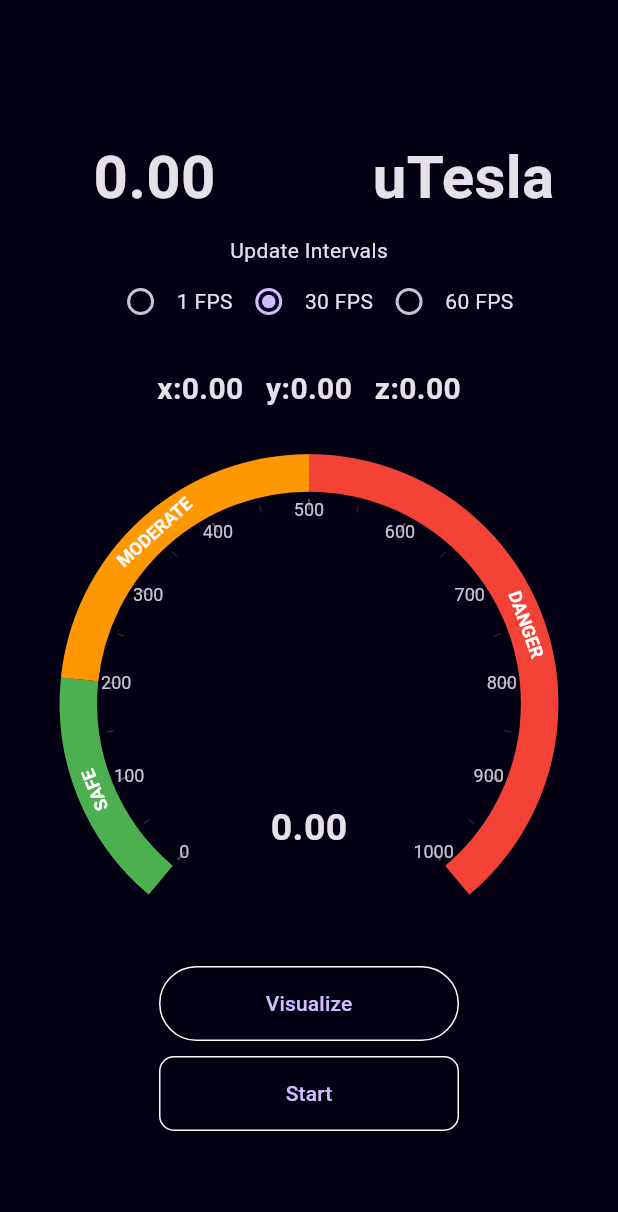
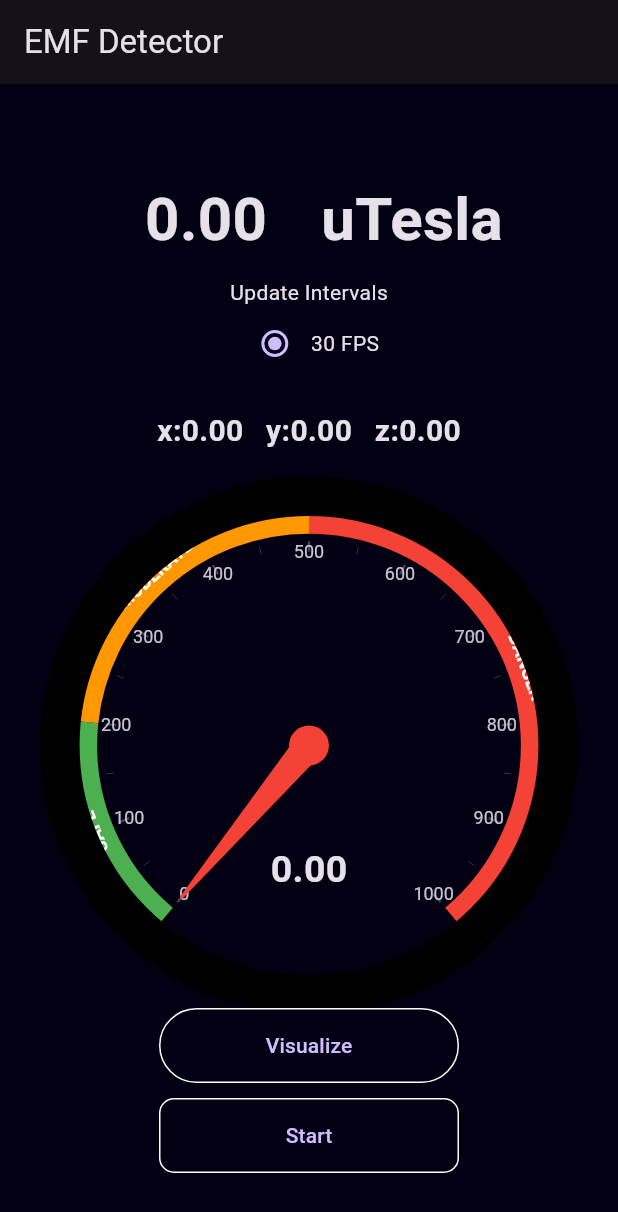
Before and after one commit to Gresey/EMF-Detector-App, a Flutter app: the screen it shows after launch, on a phone screen of 412 x 824 dp. Shown: the top 1212 px of the screen. Run offline on Flutter 3.47's test engine with Material 3 defaults, Android fonts, the phone set to English and light mode, and no system bars; drawn by our look-alikes of syncfusion_flutter_gauges; our stand-ins replace sensors_plus, syncfusion_flutter_charts.

Commit message:
Code Updated

```diff
--- a/lib/home.dart
+++ b/lib/home.dart
@@ -21,6 +21,7 @@ class _HomeState extends State<Home> {
   @override
   Widget build(BuildContext context) {
     return Scaffold(
+      appBar:AppBar(title: Text("EMF Detector"),),
        backgroundColor: AppColors.primaryColor,
        body:Center(
         child: SingleChildScrollView(
--- a/lib/main.dart
+++ b/lib/main.dart
@@ -19,6 +19,7 @@
       ChangeNotifierProvider(create: (context)=>MagnitudeProvider())
     ],
     child:MaterialApp(
+
       debugShowCheckedModeBanner: false,
       theme: ThemeData(
 
--- a/lib/widgets/mainReading.dart
+++ b/lib/widgets/mainReading.dart
@@ -24,7 +24,7 @@ class _MainReadingState extends State<MainReading> {
 
             children: [
               Container(
-                width: MediaQuery.of(context).size.width/2,
+                width: MediaQuery.of(context).size.width/3,
                 child: Row(
                   mainAxisAlignment: MainAxisAlignment.center,
                   children: [Text(value.magnitude.toStringAsFixed(2),
@@ -34,7 +34,7 @@ class _MainReadingState extends State<MainReading> {
 
               ),
               Container(
-               width: MediaQuery.of(context).size.width/2,
+               width: MediaQuery.of(context).size.width/3,
                child: Row(
                 mainAxisAlignment:MainAxisAlignment.center,
                 children: [Text("uTesla",style: TextStyle(fontSize: 40,fontWeight: FontWeight.bold),),
--- a/lib/widgets/meterReading.dart
+++ b/lib/widgets/meterReading.dart
@@ -4,7 +4,7 @@ import 'package:flutter/material.dart';
 import 'package:provider/provider.dart';
 import 'package:syncfusion_flutter_gauges/gauges.dart';
 
-class MeterReading extends StatefulWidget{
+class MeterReading extends StatefulWidget {
   @override
   State<MeterReading> createState() => MeterReadingState();
 }
@@ -13,10 +13,11 @@ class MeterReadingState extends State<MeterReading> {
   @override
   Widget build(BuildContext context) {
     return Column(
-      children: [SizedBox(height: 20,),
-      Consumer<MagnitudeProvider>(builder:(context,value,child)=>
-      SfRadialGauge(
-        axes:<RadialAxis>[
+      children: [
+        const SizedBox(height: 20,),
+        Consumer<MagnitudeProvider>(
+          builder: (context, value, child) => SfRadialGauge(
+            axes: <RadialAxis>[
               RadialAxis(
                 minimum: 0,
                 maximum: 1000,
@@ -24,33 +25,73 @@ class MeterReadingState extends State<MeterReading> {
                 tickOffset: 20,
                 ranges: <GaugeRange>[
                   GaugeRange(
-                startValue: 0, endValue: 200,
-                color:AppColors.green,label: 'SAFE',startWidth: 25,
-                endWidth: 25,labelStyle:
-                 GaugeTextStyle(
-                  color: Colors.white,fontWeight: FontWeight.bold),),
+                    startValue: 0,
+                    endValue: 200,
+                    color: AppColors.green,
+                    label: 'SAFE',
+                    startWidth: 25,
+                    endWidth: 25,
+                    labelStyle: GaugeTextStyle(
+                      color: Colors.white,
+                      fontWeight: FontWeight.bold,
+                    ),
+                  ),
                   GaugeRange(
-                startValue: 200, endValue: 500,
-                color:AppColors.orange,label: 'MODERATE',startWidth: 25,
-                endWidth: 25,labelStyle:
-                 GaugeTextStyle(
-                  color: Colors.white,fontWeight: FontWeight.bold),),
+                    startValue: 200,
+                    endValue: 500,
+                    color: AppColors.orange,
+                    label: 'MODERATE',
+                    startWidth: 25,
+                    endWidth: 25,
+                    labelStyle: GaugeTextStyle(
+                      color: Colors.white,
+                      fontWeight: FontWeight.bold,
+                    ),
+                  ),
                   GaugeRange(
-                startValue: 500, endValue: 1000,
-                color:AppColors.red,label: 'DANGER',startWidth: 25,
-                endWidth: 25,labelStyle:
-                 GaugeTextStyle(
-                  color: Colors.white,fontWeight: FontWeight.bold),),
-
+                    startValue: 500,
+                    endValue: 1000,
+                    color: AppColors.red,
+                    label: 'DANGER',
+                    startWidth: 25,
+                    endWidth: 25,
+                    labelStyle: GaugeTextStyle(
+                      color: Colors.white,
+                      fontWeight: FontWeight.bold,
+                    ),
+                  ),
                 ],
-            annotations:<GaugeAnnotation> [
-              GaugeAnnotation(angle: 90,positionFactor: 0.5, widget: Container(child: Text(value.magnitude.toStringAsFixed(2),style: TextStyle(fontSize: 25,fontWeight: FontWeight.bold),),))
-              ,
+                pointers: <GaugePointer>[
+                  NeedlePointer(
+                    value: value.magnitude, // Dynamic value for the needle
+                    needleLength: 0.8, // Adjust the length as needed
+                    needleColor: Colors.red, // Customize the needle color
+                    knobStyle: KnobStyle(
+                      color: Colors.red, // Customize the knob color
+                      borderColor: Colors.black, // Customize the knob border color
+                      borderWidth: 2, // Customize the knob border width
+                    ),
+                  ),
                 ],
-          )
-
-        ]
-      ))
+                annotations: <GaugeAnnotation>[
+                  GaugeAnnotation(
+                    angle: 90,
+                    positionFactor: 0.5,
+                    widget: Container(
+                      child: Text(
+                        value.magnitude.toStringAsFixed(2),
+                        style: const TextStyle(
+                          fontSize: 25,
+                          fontWeight: FontWeight.bold,
+                        ),
+                      ),
+                    ),
+                  ),
+                ],
+              ),
+            ],
+          ),
+        ),
       ],
     );
   }
--- a/lib/widgets/xyzReading.dart
+++ b/lib/widgets/xyzReading.dart
@@ -21,14 +21,7 @@ class _XYZReadingState extends State<XYZReading> {
           builder: (context, magnitudeProvider, child) => Row(
             mainAxisAlignment: MainAxisAlignment.center,
             children: [
-              Radio(
-                value: 1,
-                groupValue: magnitudeProvider.groupValue,
-                onChanged: (int? newValue) {
-                  magnitudeProvider.setUpdateInterval(1, Duration.microsecondsPerSecond ~/ 1);
-                },
-              ),
-              const Text("1 FPS"),
+
               Radio(
                 value: 2,
                 groupValue: magnitudeProvider.groupValue,
@@ -37,14 +30,7 @@ class _XYZReadingState extends State<XYZReading> {
                 },
               ),
               const Text("30 FPS"),
-              Radio(
-                value: 3,
-                groupValue: magnitudeProvider.groupValue,
-                onChanged: (int? newValue) {
-                  magnitudeProvider.setUpdateInterval(3, Duration.microsecondsPerSecond ~/ 60);
-                },
-              ),
-              const Text("60 FPS"),
+
             ],
           ),
         ),
```
Lines whose indentation alone changed are shown as unchanged.
